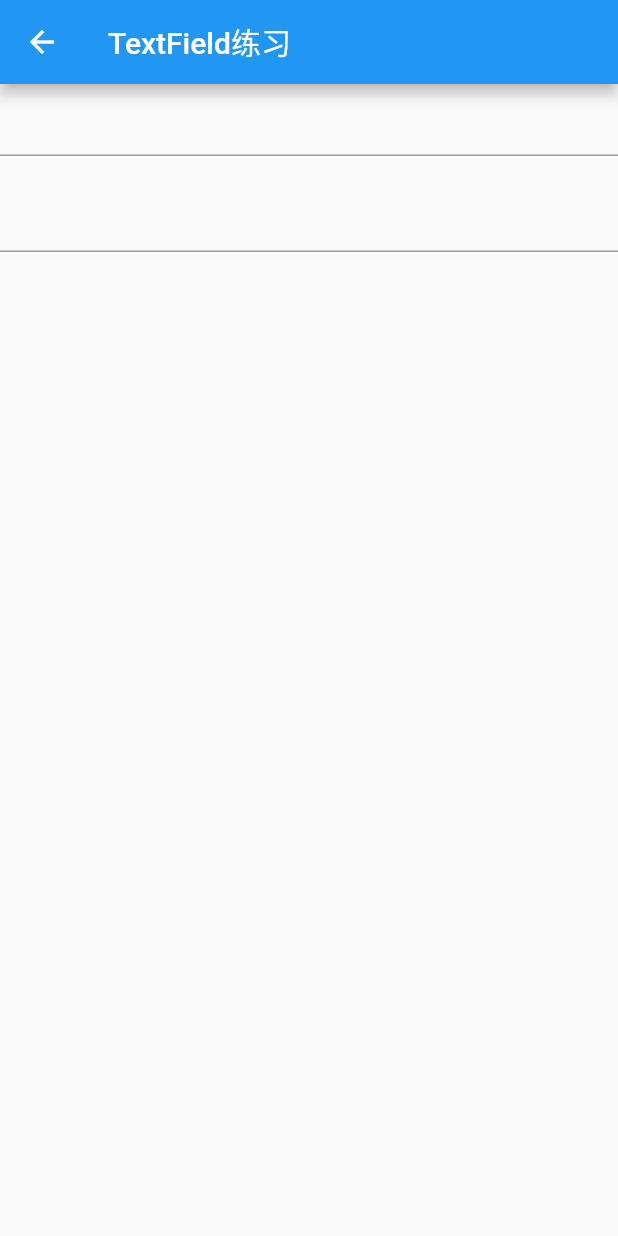
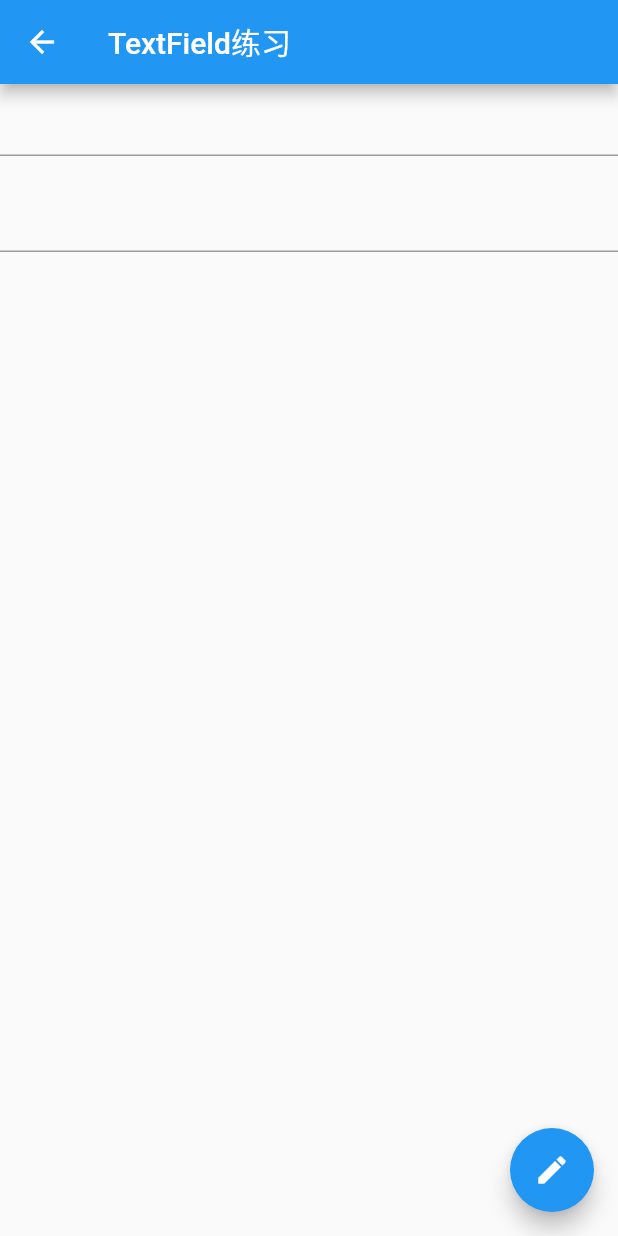
Before and after one commit to QuestG/flutter_tutorials, a Flutter app: the TextFieldSample screen opened directly, on a phone screen of 412 x 824 dp. Run offline on Flutter 3.47's test engine with Material 2 defaults, Android fonts, the phone set to English and light mode, and no system bars.

```diff
--- a/lib/forms/text_field_sample.dart
+++ b/lib/forms/text_field_sample.dart
@@ -11,6 +11,8 @@ class _TextFieldSampleState extends State<TextFieldSample> {
   var _textInControl = '';
 
   var _textInChange = '';
+
+  var _focusNode = FocusNode();
 
   @override
   Widget build(BuildContext context) {
@@ -26,6 +28,7 @@ class _TextFieldSampleState extends State<TextFieldSample> {
             ),
             Text(_textInControl),
             TextField(
+              focusNode: _focusNode,
               onChanged: (text) {
                 setState(() {
                   _textInChange = text;
@@ -35,6 +38,12 @@ class _TextFieldSampleState extends State<TextFieldSample> {
             Text(_textInChange),
           ],
         ),
+      ),
+      floatingActionButton: FloatingActionButton(
+        onPressed: () {
+          FocusScope.of(context).requestFocus(_focusNode);
+        },
+        child: Icon(Icons.edit),
       ),
     );
   }
```
